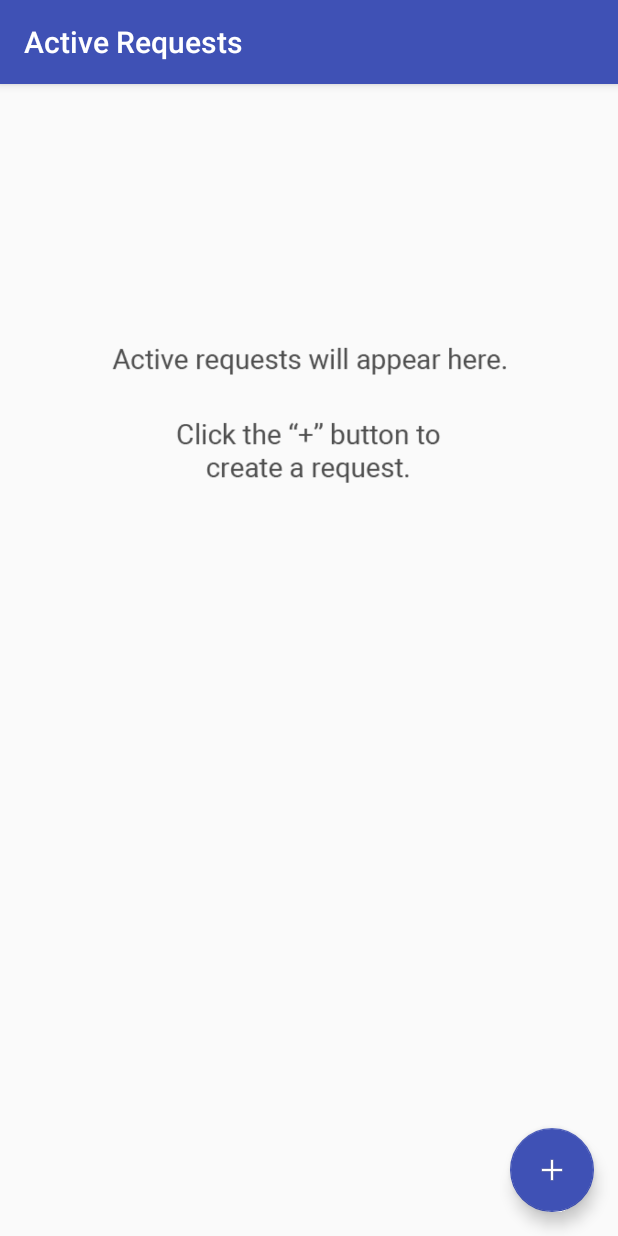
After one commit to kijenzi/kijenzi-mobile, an Android app: the RequestBrowser screen opened directly, with no data from a screen before it, on a phone screen of 412 x 824 dp. The commit adds this screen. Run offline under Robolectric (Android 15) with nearby library versions, the phone set to English and light mode, and no system bars.

Commit message:
Created a requests browser, as well as an activity to add requests. Created a custom AppBar for MainActivity in order to create a link to the RequestBrowser.

```diff
--- a/app/build.gradle
+++ b/app/build.gradle
@@ -33,4 +33,6 @@ dependencies {
 
 
 
+
+
 apply plugin: 'com.google.gms.google-services'
--- /dev/null
+++ b/app/src/main/java/com/example/cmgoe/medtechkijenzi/RequestBrowser.java
@@ -0,0 +1,31 @@
+package com.example.cmgoe.medtechkijenzi;
+
+import android.content.Intent;
+import android.os.Bundle;
+import android.support.design.widget.FloatingActionButton;
+import android.support.design.widget.Snackbar;
+import android.support.v7.app.AppCompatActivity;
+import android.support.v7.widget.Toolbar;
+import android.view.View;
+
+public class RequestBrowser extends AppCompatActivity {
+
+    @Override
+    protected void onCreate(Bundle savedInstanceState) {
+        super.onCreate(savedInstanceState);
+        setContentView(R.layout.activity_request_browser);
+        Toolbar toolbar = (Toolbar) findViewById(R.id.toolbar);
+        setSupportActionBar(toolbar);
+        getSupportActionBar().setTitle("Active Requests");
+
+        FloatingActionButton fab = (FloatingActionButton) findViewById(R.id.fab);
+        fab.setOnClickListener(new View.OnClickListener() {
+            @Override
+            public void onClick(View view) {
+                Intent addRequestIntent = new Intent(getApplicationContext(), NewRequestHandler.class);
+                startActivity(addRequestIntent);
+            }
+        });
+    }
+
+}
--- /dev/null
+++ b/app/src/main/res/layout/activity_request_browser.xml
@@ -0,0 +1,34 @@
+<?xml version="1.0" encoding="utf-8"?>
+<android.support.design.widget.CoordinatorLayout xmlns:android="http://schemas.android.com/apk/res/android"
+    xmlns:app="http://schemas.android.com/apk/res-auto"
+    xmlns:tools="http://schemas.android.com/tools"
+    android:layout_width="match_parent"
+    android:layout_height="match_parent"
+    tools:context="com.example.cmgoe.medtechkijenzi.RequestBrowser">
+
+    <android.support.design.widget.AppBarLayout
+        android:layout_width="match_parent"
+        android:layout_height="wrap_content"
+        android:theme="@style/AppTheme.AppBarOverlay">
+
+        <android.support.v7.widget.Toolbar
+            android:id="@+id/toolbar"
+            android:layout_width="match_parent"
+            android:layout_height="?attr/actionBarSize"
+            android:background="?attr/colorPrimary"
+            app:popupTheme="@style/AppTheme.PopupOverlay" />
+
+    </android.support.design.widget.AppBarLayout>
+
+    <include layout="@layout/content_request_browser" />
+
+    <android.support.design.widget.FloatingActionButton
+        android:id="@+id/fab"
+        android:layout_width="wrap_content"
+        android:layout_height="wrap_content"
+        android:layout_gravity="bottom|end"
+        android:layout_margin="@dimen/fab_margin"
+        app:backgroundTint="@color/colorPrimary"
+        app:srcCompat="@drawable/ic_add_white_24dp" />
+
+</android.support.design.widget.CoordinatorLayout>
--- /dev/null
+++ b/app/src/main/res/layout/content_request_browser.xml
@@ -0,0 +1,24 @@
+<?xml version="1.0" encoding="utf-8"?>
+<android.support.constraint.ConstraintLayout xmlns:android="http://schemas.android.com/apk/res/android"
+    xmlns:app="http://schemas.android.com/apk/res-auto"
+    xmlns:tools="http://schemas.android.com/tools"
+    android:layout_width="match_parent"
+    android:layout_height="match_parent"
+    app:layout_behavior="@string/appbar_scrolling_view_behavior"
+    tools:context="com.example.cmgoe.medtechkijenzi.RequestBrowser"
+    tools:layout_editor_absoluteY="81dp"
+    tools:showIn="@layout/activity_request_browser">
+
+    <ImageView
+        android:id="@+id/request_bg"
+        android:layout_width="0dp"
+        android:layout_height="238dp"
+        android:layout_marginEnd="53dp"
+        android:layout_marginStart="53dp"
+        android:layout_marginTop="108dp"
+        android:contentDescription="@string/request_bg"
+        app:layout_constraintEnd_toEndOf="parent"
+        app:layout_constraintStart_toStartOf="parent"
+        app:layout_constraintTop_toTopOf="parent"
+        app:srcCompat="@drawable/request_bg" />
+</android.support.constraint.ConstraintLayout>
--- a/app/src/main/res/values/colors.xml
+++ b/app/src/main/res/values/colors.xml
@@ -1,6 +1,6 @@
 <?xml version="1.0" encoding="utf-8"?>
 <resources>
-    <color name="colorPrimary">#3F51B5</color>
+    <color name="colorPrimary">#3f51b5</color>
     <color name="colorPrimaryDark">#303F9F</color>
     <color name="colorAccent">#FF4081</color>
 </resources>
--- a/app/src/main/res/values/dimens.xml
+++ b/app/src/main/res/values/dimens.xml
@@ -2,4 +2,5 @@
     <!-- Default screen margins, per the Android Design guidelines. -->
     <dimen name="activity_horizontal_margin">16dp</dimen>
     <dimen name="activity_vertical_margin">16dp</dimen>
+    <dimen name="fab_margin">16dp</dimen>
 </resources>
--- a/app/src/main/res/values/strings.xml
+++ b/app/src/main/res/values/strings.xml
@@ -13,4 +13,6 @@
     <string name="permission_rationale">"Contacts permissions are needed for providing email
         completions."
     </string>
+    <string name="title_activity_photo_browser">PhotoBrowser</string>
+    <string name="request_bg">Displayed when no requests are present</string>
 </resources>
--- a/app/src/main/res/values/styles.xml
+++ b/app/src/main/res/values/styles.xml
@@ -8,4 +8,13 @@
         <item name="colorAccent">@color/colorAccent</item>
     </style>
 
+    <style name="AppTheme.NoActionBar">
+        <item name="windowActionBar">false</item>
+        <item name="windowNoTitle">true</item>
+    </style>
+
+    <style name="AppTheme.AppBarOverlay" parent="ThemeOverlay.AppCompat.Dark.ActionBar" />
+
+    <style name="AppTheme.PopupOverlay" parent="ThemeOverlay.AppCompat.Light" />
+
 </resources>
```
Also changed, not shown: app/src/main/AndroidManifest.xml (+15 -4 lines), app/src/main/java/com/example/cmgoe/medtechkijenzi/MainActivity.java (+17 -0 lines), app/src/main/java/com/example/cmgoe/medtechkijenzi/NewRequestHandler.java (added, +112 -0 lines), app/src/main/res/layout/activity_main.xml (+43 -5 lines), app/src/main/res/layout/activity_new_request_handler.xml (added, +67 -0 lines), app/src/main/res/drawable-v24/ic_add_white_24dp.png (added), app/src/main/res/drawable-v24/new_request_splash.png (added), app/src/main/res/drawable-v24/request_bg.png (added), app/src/main/res/drawable/ic_add_white_24dp.png (added), app/src/main/res/drawable/new_request_splash.png (added), app/src/main/res/drawable/request_bg.png (added).
